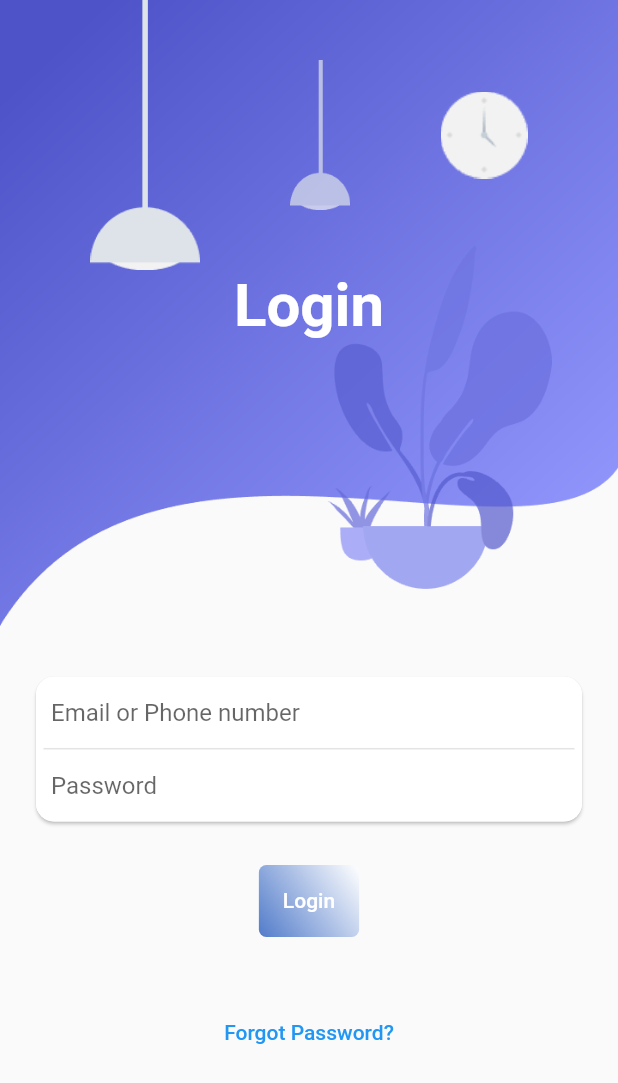
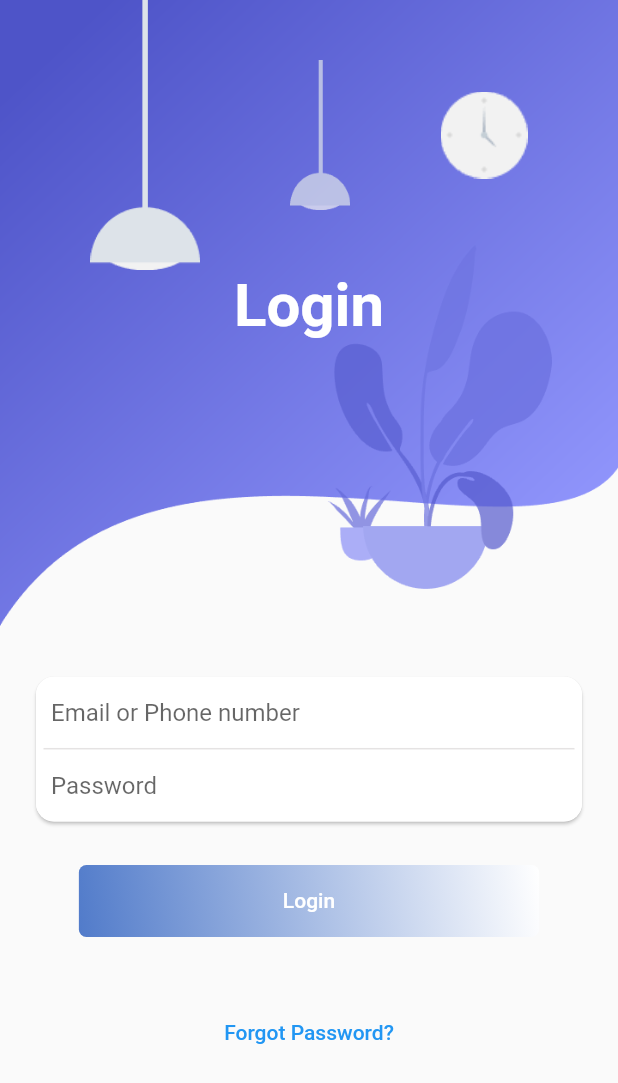
Before and after one commit to NeloverWAburas/LogInRepo, a Flutter app: the screen it shows after launch, on a phone screen of 412 x 824 dp. Shown: the top 1083 px of the screen. Run offline on Flutter 3.47's test engine with Material 2 defaults, Android fonts, the phone set to English and light mode, and no system bars.

```diff
--- a/lib/screens/login_screen.dart
+++ b/lib/screens/login_screen.dart
@@ -85,14 +85,13 @@ class LoginScreen extends StatelessWidget {
                     colors: [
                       Colors.white,
                       Color(0xff517bca),
-
                     ],
                   ),
                   borderRadius: BorderRadius.circular(5),
                 ),
                 child: ElevatedButton(
                   onPressed: () {},
-                  child: Text("Login"),
+                  child: Padding(padding: EdgeInsets.symmetric(horizontal:120),child:Text("Login"),),
                   style: ElevatedButton.styleFrom(
                     primary: Colors.transparent,
                     onSurface: Colors.transparent,
```
Also changed, not shown: 1 other file.
